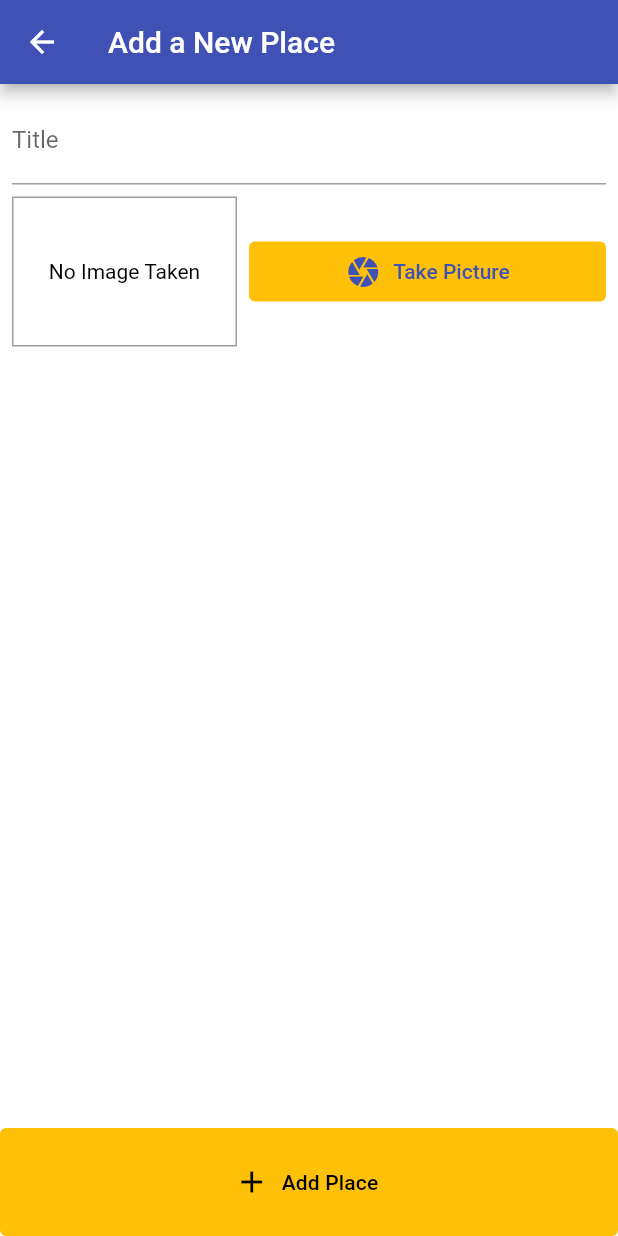
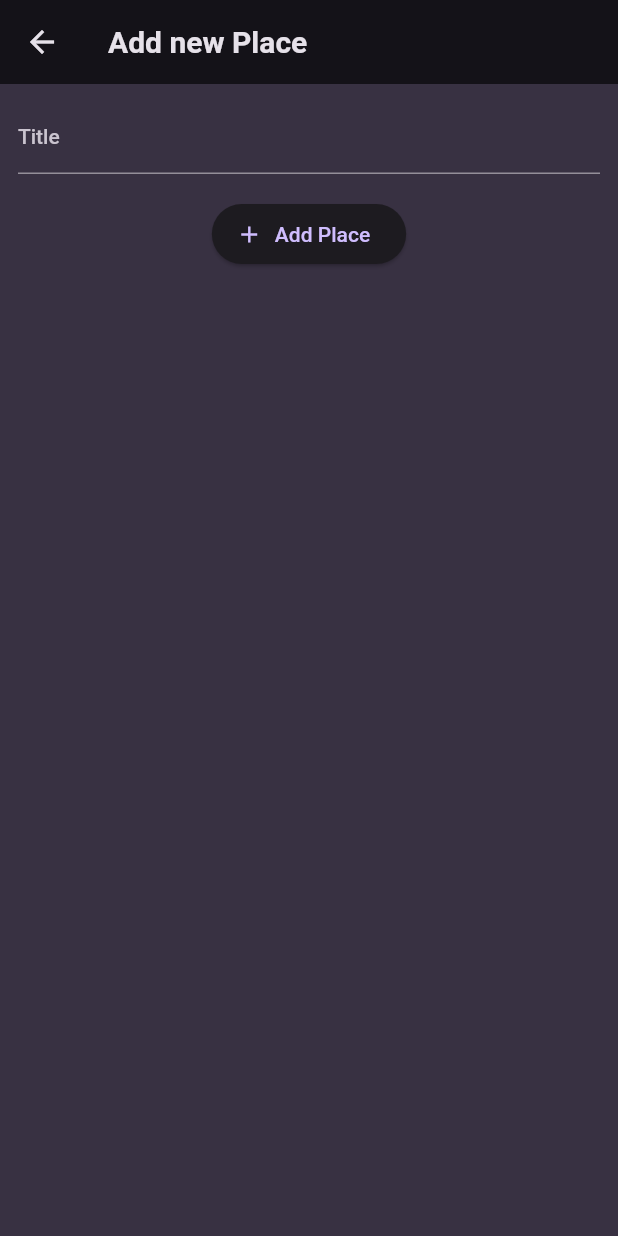
Before and after one commit to gunumdogdu/great_places_app, a Flutter app: the screen it shows after launch, after a tap on the "add" icon, on a phone screen of 412 x 824 dp. Run offline on Flutter 3.47's test engine with Material 2 defaults, Android fonts, the phone set to English and light mode, and no system bars; our stand-ins replace flutter_riverpod, google_fonts.

Commit message:
BIG UPDATE

```diff
--- a/lib/main.dart
+++ b/lib/main.dart
@@ -1,45 +1,47 @@
 import 'package:flutter/material.dart';
-import 'package:provider/provider.dart';
-import './providers/great_places.dart';
-import './view/places_list_view.dart';
-import './view/add_place_view.dart';
+import 'package:flutter_riverpod/flutter_riverpod.dart';
+import 'package:google_fonts/google_fonts.dart';
+
+import 'package:great_places_app/screens/places.dart';
+
+final colorScheme = ColorScheme.fromSeed(
+  brightness: Brightness.dark,
+  seedColor: const Color.fromARGB(255, 102, 6, 247),
+  background: const Color.fromARGB(255, 56, 49, 66),
+);
+
+final theme = ThemeData().copyWith(
+  useMaterial3: true,
+  scaffoldBackgroundColor: colorScheme.background,
+  colorScheme: colorScheme,
+  textTheme: GoogleFonts.ubuntuCondensedTextTheme().copyWith(
+    titleSmall: GoogleFonts.ubuntuCondensed(
+      fontWeight: FontWeight.bold,
+    ),
+    titleMedium: GoogleFonts.ubuntuCondensed(
+      fontWeight: FontWeight.bold,
+    ),
+    titleLarge: GoogleFonts.ubuntuCondensed(
+      fontWeight: FontWeight.bold,
+    ),
+  ),
+);
 
 void main() {
-  runApp(MyApp());
+  runApp(
+    const ProviderScope(child: MyApp()),
+  );
 }
 
 class MyApp extends StatelessWidget {
+  const MyApp({super.key});
+
   @override
   Widget build(BuildContext context) {
-    return ChangeNotifierProvider.value(
-      value: GreatPlaces(),
-      child: MaterialApp(
-        debugShowCheckedModeBanner: false,
-        title: 'Flutter Demo',
-        theme: ThemeData.from(
-          colorScheme: ColorScheme.light().copyWith(
-            primary: Colors.indigo,
-            secondary: Colors.amber.shade500,
-          ),
-          textTheme: TextTheme(
-            displaySmall: TextStyle(color: Colors.black),
-            displayMedium: TextStyle(color: Colors.black),
-            displayLarge: TextStyle(color: Colors.black),
-            bodyLarge: TextStyle(color: Colors.black),
-            bodySmall: TextStyle(color: Colors.black),
-            titleSmall: TextStyle(color: Colors.black), // BUTTON COLOR
-            titleMedium: TextStyle(color: Colors.black),
-            titleLarge: TextStyle(color: Colors.black),
-            bodyMedium: TextStyle(
-              color: Colors.black,
-            ),
-          ),
-        ),
-        home: PlacesListView(),
-        routes: {
-          AddPlaceView.routeName: (ctx) => AddPlaceView(),
-        },
-      ),
+    return MaterialApp(
+      title: 'Great Places',
+      theme: theme,
+      home: const PlacesScreen(),
     );
   }
 }
--- a/lib/models/place.dart
+++ b/lib/models/place.dart
@@ -1,24 +1,10 @@
-import 'dart:io';
+import 'package:uuid/uuid.dart';
 
-import 'package:flutter/foundation.dart';
-
-class PlaceLocation {
-  final double latitude;
-  final double longitude;
-  final String? address;
-  PlaceLocation(
-      {required this.latitude, required this.longitude, this.address});
-}
+const uuid = Uuid();
 
 class Place {
+  Place({required this.title}) : id = uuid.v4();
+
   final String id;
   final String title;
-  final PlaceLocation location;
-  final File image;
-  Place({
-    required this.id,
-    required this.title,
-    required this.location,
-    required this.image,
-  });
 }
--- a/lib/providers/great_places.dart
+++ /dev/null
@@ -1,9 +0,0 @@
-import 'package:flutter/foundation.dart';
-import '../models/place.dart';
-
-class GreatPlaces with ChangeNotifier {
-  List<Place> _items = [];
-  List<Place> get items {
-    return [..._items];
-  }
-}
--- /dev/null
+++ b/lib/providers/user_places.dart
@@ -0,0 +1,17 @@
+import 'package:flutter_riverpod/flutter_riverpod.dart';
+
+import 'package:great_places_app/models/place.dart';
+
+class UserPlacesNotifier extends StateNotifier<List<Place>> {
+  UserPlacesNotifier() : super(const []);
+
+  void addPlace(String title) {
+    final newPlace = Place(title: title);
+    state = [newPlace, ...state];
+  }
+}
+
+final userPlacesProvider =
+    StateNotifierProvider<UserPlacesNotifier, List<Place>>(
+  (ref) => UserPlacesNotifier(),
+);
--- /dev/null
+++ b/lib/screens/add_place.dart
@@ -0,0 +1,64 @@
+import 'package:flutter/material.dart';
+import 'package:flutter_riverpod/flutter_riverpod.dart';
+
+import 'package:great_places_app/providers/user_places.dart';
+
+class AddPlaceScreen extends ConsumerStatefulWidget {
+  const AddPlaceScreen({super.key});
+
+  @override
+  ConsumerState<AddPlaceScreen> createState() {
+    return _AddPlaceScreenState();
+  }
+}
+
+class _AddPlaceScreenState extends ConsumerState<AddPlaceScreen> {
+  final _titleController = TextEditingController();
+
+  void _savePlace() {
+    final enteredTitle = _titleController.text;
+
+    if (enteredTitle.isEmpty) {
+      return;
+    }
+
+    ref.read(userPlacesProvider.notifier).addPlace(enteredTitle);
+
+    Navigator.of(context).pop();
+  }
+
+  @override
+  void dispose() {
+    _titleController.dispose();
+    super.dispose();
+  }
+
+  @override
+  Widget build(BuildContext context) {
+    return Scaffold(
+      appBar: AppBar(
+        title: const Text('Add new Place'),
+      ),
+      body: SingleChildScrollView(
+        padding: const EdgeInsets.all(12),
+        child: Column(
+          children: [
+            TextField(
+              decoration: const InputDecoration(labelText: 'Title'),
+              controller: _titleController,
+              style: TextStyle(
+                color: Theme.of(context).colorScheme.onBackground,
+              ),
+            ),
+            const SizedBox(height: 16),
+            ElevatedButton.icon(
+              onPressed: _savePlace,
+              icon: const Icon(Icons.add),
+              label: const Text('Add Place'),
+            ),
+          ],
+        ),
+      ),
+    );
+  }
+}
--- /dev/null
+++ b/lib/screens/place_detail.dart
@@ -0,0 +1,26 @@
+import 'package:flutter/material.dart';
+
+import 'package:great_places_app/models/place.dart';
+
+class PlaceDetailScreen extends StatelessWidget {
+  const PlaceDetailScreen({super.key, required this.place});
+
+  final Place place;
+
+  @override
+  Widget build(BuildContext context) {
+    return Scaffold(
+      appBar: AppBar(
+        title: Text(place.title),
+      ),
+      body: Center(
+        child: Text(
+          place.title,
+          style: Theme.of(context).textTheme.bodyLarge!.copyWith(
+                color: Theme.of(context).colorScheme.onBackground,
+              ),
+        ),
+      ),
+    );
+  }
+}
--- /dev/null
+++ b/lib/screens/places.dart
@@ -0,0 +1,36 @@
+import 'package:flutter/material.dart';
+import 'package:flutter_riverpod/flutter_riverpod.dart';
+
+import 'package:great_places_app/screens/add_place.dart';
+import 'package:great_places_app/widgets/places_list.dart';
+import 'package:great_places_app/providers/user_places.dart';
+
+class PlacesScreen extends ConsumerWidget {
+  const PlacesScreen({super.key});
+
+  @override
+  Widget build(BuildContext context, WidgetRef ref) {
+    final userPlaces = ref.watch(userPlacesProvider);
+
+    return Scaffold(
+      appBar: AppBar(
+        title: const Text('Your Places'),
+        actions: [
+          IconButton(
+            icon: const Icon(Icons.add),
+            onPressed: () {
+              Navigator.of(context).push(
+                MaterialPageRoute(
+                  builder: (ctx) => const AddPlaceScreen(),
+                ),
+              );
+            },
+          ),
+        ],
+      ),
+      body: PlacesList(
+        places: userPlaces,
+      ),
+    );
+  }
+}
--- a/lib/view/add_place_view.dart
+++ /dev/null
@@ -1,63 +0,0 @@
-import 'package:flutter/material.dart';
-import '../widgets/image_input.dart';
-
-class AddPlaceView extends StatefulWidget {
-  static const routeName = '/add-place';
-
-  @override
-  State<AddPlaceView> createState() => _AddPlaceViewState();
-}
-
-class _AddPlaceViewState extends State<AddPlaceView> {
-  final _titleController = TextEditingController();
-  @override
-  Widget build(BuildContext context) {
-    return Scaffold(
-      appBar: AppBar(
-        title: Text('Add a New Place'),
-      ),
-      body: Column(
-        crossAxisAlignment: CrossAxisAlignment.stretch,
-        children: [
-          Expanded(
-            child: SingleChildScrollView(
-              child: Padding(
-                padding: const EdgeInsets.all(8.0),
-                child: Column(
-                  children: [
-                    TextField(
-                      decoration: InputDecoration(labelText: 'Title'),
-                      controller: _titleController,
-                    ),
-                    SizedBox(
-                      height: 8,
-                    ),
-                    ImageInput(),
-                  ],
-                ),
-              ),
-            ),
-          ),
-          SizedBox(
-            height: 72,
-            child: ElevatedButton.icon(
-              onPressed: () {},
-              icon: Icon(
-                Icons.add,
-                color: Colors.black,
-              ),
-              label: Text(
-                'Add Place',
-                style: Theme.of(context).textTheme.titleSmall,
-              ),
-              style: ElevatedButton.styleFrom(
-                  elevation: 0,
-                  tapTargetSize: MaterialTapTargetSize.shrinkWrap,
-                  backgroundColor: Theme.of(context).colorScheme.secondary),
-            ),
-          )
-        ],
-      ),
-    );
-  }
-}
--- a/lib/view/places_list_view.dart
+++ /dev/null
@@ -1,24 +0,0 @@
-import 'package:flutter/material.dart';
-import './add_place_view.dart';
-
-class PlacesListView extends StatelessWidget {
-  @override
-  Widget build(BuildContext context) {
-    return Scaffold(
-      appBar: AppBar(
-        title: Text('Your Places'),
-        actions: [
-          IconButton(
-            onPressed: () {
-              Navigator.of(context).pushNamed(AddPlaceView.routeName);
-            },
-            icon: Icon(Icons.add),
-          )
-        ],
-      ),
-      body: Center(
-        child: CircularProgressIndicator(),
-      ),
-    );
-  }
-}
--- a/lib/widgets/image_input.dart
+++ /dev/null
@@ -1,59 +0,0 @@
-import 'package:flutter/material.dart';
-import 'package:image_picker/image_picker.dart';
-import 'dart:io';
-
-class ImageInput extends StatefulWidget {
-  @override
-  State<ImageInput> createState() => _ImageInputState();
-}
-
-class _ImageInputState extends State<ImageInput> {
-  File? _storedImage;
-  Future<void> _takePicture() async {
-    final imageFile = await ImagePicker().pickImage(
-      source: ImageSource.camera,
-      maxWidth: 600,
-    );
-  }
-
-  @override
-  Widget build(BuildContext context) {
-    return Row(
-      children: [
-        Container(
-          width: 150,
-          height: 100,
-          decoration: BoxDecoration(
-            border: Border.all(
-              width: 1,
-              color: Colors.grey,
-            ),
-          ),
-          child: _storedImage != null
-              ? Image.file(
-                  _storedImage!,
-                  fit: BoxFit.cover,
-                  width: double.infinity,
-                )
-              : Text(
-                  'No Image Taken',
-                  textAlign: TextAlign.center,
-                ),
-          alignment: Alignment.center,
-        ),
-        SizedBox(
-          width: 8,
-        ),
-        Expanded(
-          child: TextButton.icon(
-            style: TextButton.styleFrom(
-                foregroundColor: Colors.indigo, backgroundColor: Colors.amber),
-            onPressed: _takePicture,
-            label: Text('Take Picture'),
-            icon: Icon(Icons.camera),
-          ),
-        )
-      ],
-    );
-  }
-}
--- /dev/null
+++ b/lib/widgets/places_list.dart
@@ -0,0 +1,43 @@
+import 'package:great_places_app/screens/place_detail.dart';
+import 'package:flutter/material.dart';
+
+import 'package:great_places_app/models/place.dart';
+
+class PlacesList extends StatelessWidget {
+  const PlacesList({super.key, required this.places});
+
+  final List<Place> places;
+
+  @override
+  Widget build(BuildContext context) {
+    if (places.isEmpty) {
+      return Center(
+        child: Text(
+          'No places added yet',
+          style: Theme.of(context).textTheme.bodyLarge!.copyWith(
+                color: Theme.of(context).colorScheme.onBackground,
+              ),
+        ),
+      );
+    }
+
+    return ListView.builder(
+      itemCount: places.length,
+      itemBuilder: (ctx, index) => ListTile(
+        title: Text(
+          places[index].title,
+          style: Theme.of(context).textTheme.titleMedium!.copyWith(
+                color: Theme.of(context).colorScheme.onBackground,
+              ),
+        ),
+        onTap: () {
+          Navigator.of(context).push(
+            MaterialPageRoute(
+              builder: (ctx) => PlaceDetailScreen(place: places[index]),
+            ),
+          );
+        },
+      ),
+    );
+  }
+}
--- a/pubspec.yaml
+++ b/pubspec.yaml
@@ -37,6 +37,11 @@ dependencies:
   cupertino_icons: ^1.0.2
   provider: ^6.0.5
   image_picker: ^0.8.7+1
+  path_provider: ^2.0.14
+  path: ^1.8.2
+  google_fonts: ^4.0.3
+  uuid: ^3.0.7
+  flutter_riverpod: ^2.3.4
 
 dev_dependencies:
   flutter_test:
```
Also changed, not shown: lib/view/place_detail_view.dart (deleted), pubspec.lock, 1 other file.
